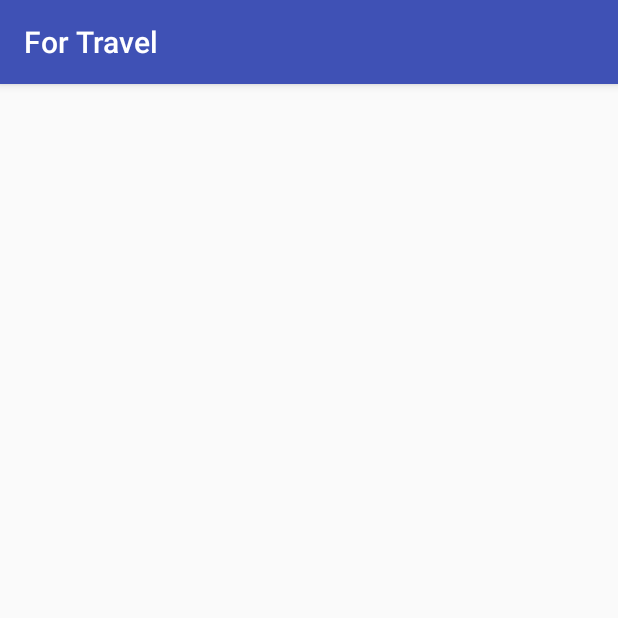
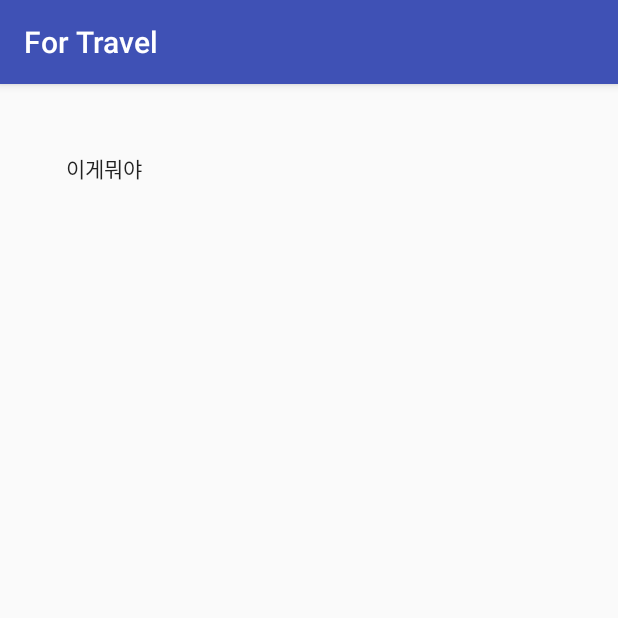
Before and after one commit to 20163093/ForTravel, an Android app: the Prepare screen opened directly, with no data from a screen before it, on a phone screen of 412 x 824 dp, the top half of it. Run offline under Robolectric (Android 15) with nearby library versions, the phone set to English and light mode, and no system bars.

Commit message:
checkbox trial

```diff
--- a/app/src/main/res/layout/activity_prepare.xml
+++ b/app/src/main/res/layout/activity_prepare.xml
@@ -17,4 +17,14 @@
         android:background="@android:color/transparent"
         android:contentDescription="@string/imageButton"
         app:srcCompat="@drawable/clipboard" />
+
+    <CheckedTextView
+        android:id="@+id/checkedTextView"
+        android:layout_width="wrap_content"
+        android:layout_height="wrap_content"
+        android:layout_alignParentStart="true"
+        android:layout_alignParentTop="true"
+        android:layout_marginStart="44dp"
+        android:layout_marginTop="45dp"
+        android:text="이게뭐야" />
 </RelativeLayout>
```
Also changed, not shown: app/src/main/java/com/kmu/fortravel/Prepare.java (+7 -0 lines).
